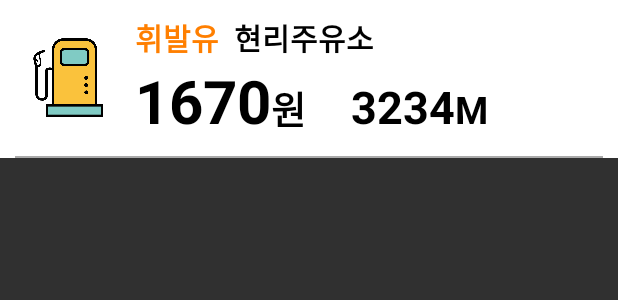
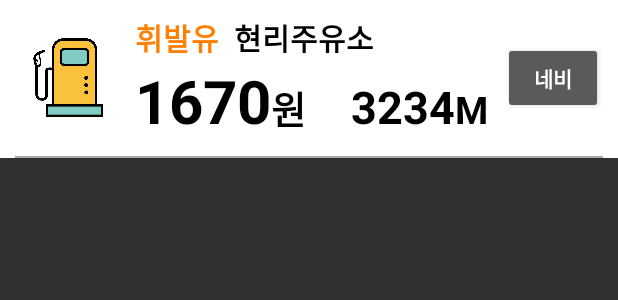
Before and after one commit to leeugun123/find_gas_station, an Android app: the layout item_recyclerview.xml on its own in the app's theme, with its tools: preview values and no code run, on a phone screen of 412 x 824 dp. Shown: the top 300 px of the screen. Run offline under Robolectric (Android 15) with nearby library versions, the phone set to English and light mode, and no system bars.

Commit message:
recyclerView navi 버튼 추가

```diff
--- a/app/src/main/res/layout/item_recyclerview.xml
+++ b/app/src/main/res/layout/item_recyclerview.xml
@@ -99,9 +99,14 @@
 
         </LinearLayout>
 
-
-
-
+        <androidx.appcompat.widget.AppCompatButton
+            android:id="@+id/navi_button"
+            android:layout_width="wrap_content"
+            android:layout_height="wrap_content"
+            android:text="네비"
+            android:textStyle="bold"
+            android:layout_marginLeft="10dp"
+            />
 
 
 
```
Also changed, not shown: app/src/main/java/org/techtown/find_gas_station/MyRecyclerAdapter.java (+7 -0 lines).
